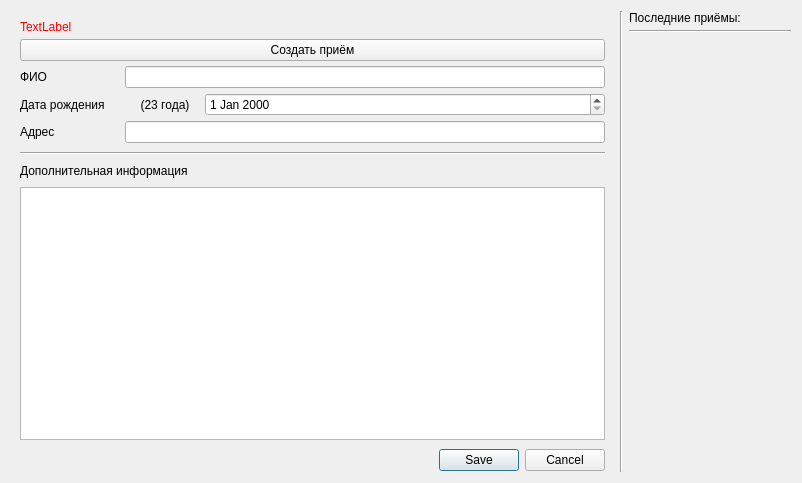
Before: the Qt Designer form interface/patient/patientForm.ui in strizh78/MApp, drawn with Qt 5.
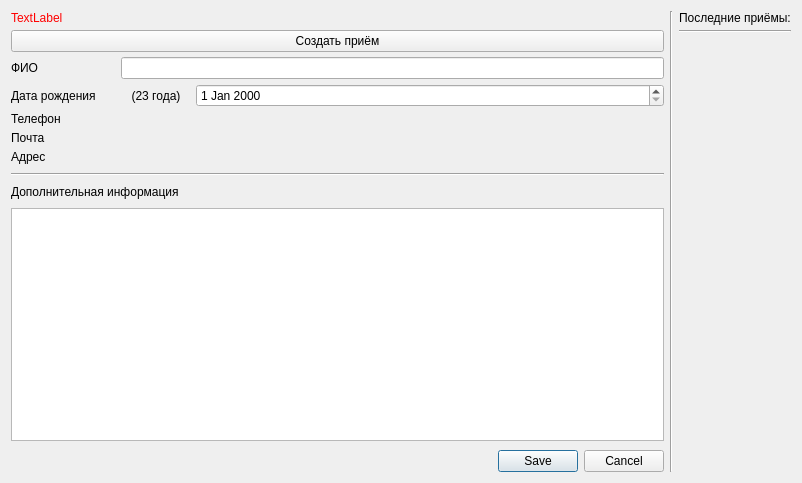
After: the same form once the commit is applied. Icons and pictures are not drawn. Custom widgets are drawn as their Qt base class.

Commit message:
Add contact info to patient; Add list widget for this (#91)
* add patient contact info and unified list widget

* Add patient contact info; add validators

* fix style

* add empty string check

* fix small issues

* fix review issues

* change for (use findChildren)

* fix merge

The edit to the form file:
```diff
--- a/interface/patient/patientForm.ui
+++ b/interface/patient/patientForm.ui
@@ -15,22 +15,12 @@
   </property>
   <layout class="QHBoxLayout" name="horizontalLayout">
    <item>
-    <widget class="QWidget" name="centralPart" native="true">
-     <property name="sizePolicy">
-      <sizepolicy hsizetype="Preferred" vsizetype="Preferred">
-       <horstretch>2</horstretch>
-       <verstretch>0</verstretch>
-      </sizepolicy>
-     </property>
-     <layout class="QVBoxLayout" name="verticalLayout_3" stretch="0,0,0,0,0">
+    <layout class="QVBoxLayout" name="verticalLayout_3">
       <property name="spacing">
        <number>9</number>
       </property>
-      <property name="sizeConstraint">
-       <enum>QLayout::SetDefaultConstraint</enum>
-      </property>
       <property name="bottomMargin">
-       <number>1</number>
+      <number>0</number>
       </property>
       <item>
        <layout class="QVBoxLayout" name="verticalLayout">
@@ -82,11 +72,8 @@
         </item>
         <item>
          <layout class="QFormLayout" name="formLayout">
-          <property name="fieldGrowthPolicy">
-           <enum>QFormLayout::ExpandingFieldsGrow</enum>
-          </property>
           <property name="horizontalSpacing">
-           <number>0</number>
+          <number>5</number>
           </property>
           <property name="topMargin">
            <number>0</number>
@@ -209,16 +196,22 @@
         </item>
         <item>
          <layout class="QFormLayout" name="formLayout_3">
-          <property name="fieldGrowthPolicy">
-           <enum>QFormLayout::ExpandingFieldsGrow</enum>
+         <property name="labelAlignment">
+          <set>Qt::AlignLeading|Qt::AlignLeft|Qt::AlignVCenter</set>
+         </property>
+         <property name="formAlignment">
+          <set>Qt::AlignLeading|Qt::AlignLeft|Qt::AlignTop</set>
           </property>
           <property name="horizontalSpacing">
            <number>0</number>
           </property>
+         <property name="verticalSpacing">
+          <number>5</number>
+         </property>
           <property name="topMargin">
            <number>0</number>
           </property>
-          <item row="0" column="0">
+         <item row="2" column="0">
            <widget class="QLabel" name="addressLabel">
             <property name="minimumSize">
              <size>
@@ -237,13 +230,64 @@
             </property>
            </widget>
           </item>
+         <item row="2" column="1">
+          <widget class="EditableList" name="adressesList" native="true">
+           <property name="sizePolicy">
+            <sizepolicy hsizetype="Expanding" vsizetype="Preferred">
+             <horstretch>0</horstretch>
+             <verstretch>0</verstretch>
+            </sizepolicy>
+           </property>
+          </widget>
+         </item>
+         <item row="0" column="0">
+          <widget class="QLabel" name="label_2">
+           <property name="minimumSize">
+            <size>
+             <width>105</width>
+             <height>0</height>
+            </size>
+           </property>
+           <property name="maximumSize">
+            <size>
+             <width>105</width>
+             <height>16777215</height>
+            </size>
+           </property>
+           <property name="text">
+            <string>Телефон</string>
+           </property>
+          </widget>
+         </item>
+         <item row="1" column="0">
+          <widget class="QLabel" name="label_3">
+           <property name="minimumSize">
+            <size>
+             <width>105</width>
+             <height>0</height>
+            </size>
+           </property>
+           <property name="maximumSize">
+            <size>
+             <width>105</width>
+             <height>16777215</height>
+            </size>
+           </property>
+           <property name="text">
+            <string>Почта</string>
+           </property>
+          </widget>
+         </item>
+         <item row="1" column="1">
+          <widget class="EditableList" name="emailsList" native="true"/>
+         </item>
           <item row="0" column="1">
-           <widget class="QLineEdit" name="addressEdit">
-            <property name="minimumSize">
-             <size>
-              <width>460</width>
-              <height>0</height>
-             </size>
+          <widget class="EditableList" name="phonesList" native="true">
+           <property name="sizePolicy">
+            <sizepolicy hsizetype="Expanding" vsizetype="Preferred">
+             <horstretch>0</horstretch>
+             <verstretch>0</verstretch>
+            </sizepolicy>
             </property>
            </widget>
           </item>
@@ -299,20 +343,10 @@
        </widget>
       </item>
      </layout>
-    </widget>
    </item>
    <item>
     <widget class="QWidget" name="rightPart" native="true">
-     <property name="sizePolicy">
-      <sizepolicy hsizetype="Preferred" vsizetype="Preferred">
-       <horstretch>1</horstretch>
-       <verstretch>0</verstretch>
-      </sizepolicy>
-     </property>
      <layout class="QHBoxLayout" name="horizontalLayout_5">
-      <property name="sizeConstraint">
-       <enum>QLayout::SetDefaultConstraint</enum>
-      </property>
       <property name="leftMargin">
        <number>0</number>
       </property>
@@ -398,6 +432,12 @@
    <header>interface/file/filesListForm.h</header>
    <container>1</container>
   </customwidget>
+  <customwidget>
+   <class>EditableList</class>
+   <extends>QWidget</extends>
+   <header>interface/basicForms/editableList/editableList.h</header>
+   <container>1</container>
+  </customwidget>
  </customwidgets>
  <tabstops>
   <tabstop>nameEdit</tabstop>
```
Left out of the diff: 10 changed lines with no effect on the pictures. Lines whose indentation alone changed are shown as unchanged. The commit also changes 12 other files.
